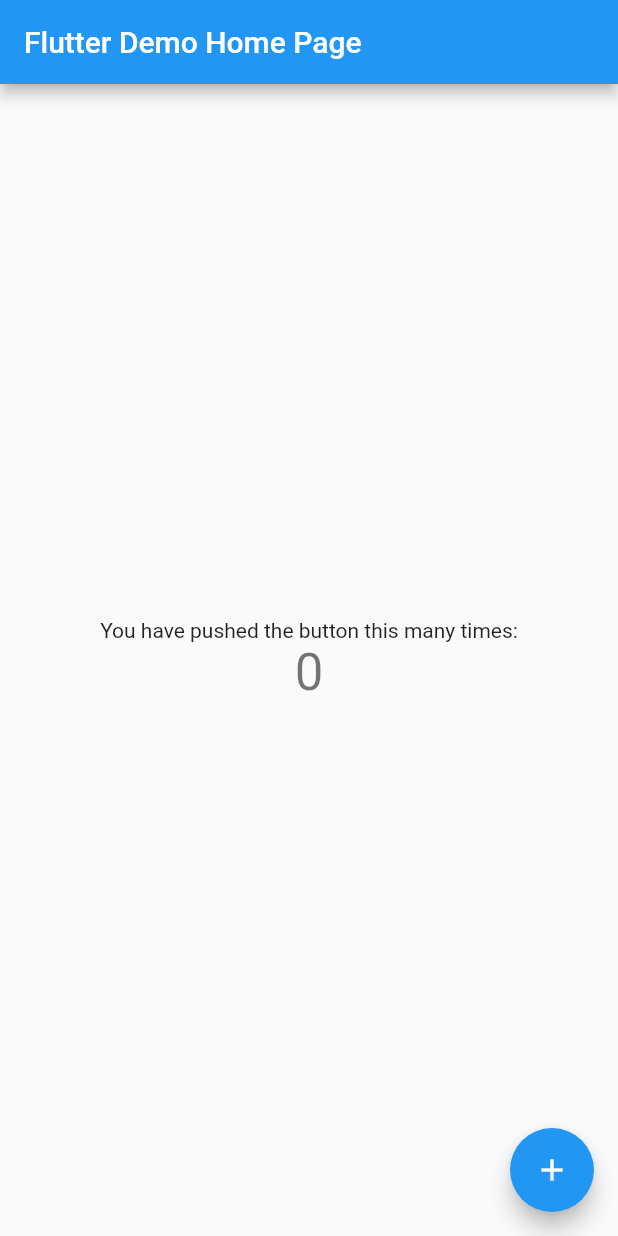
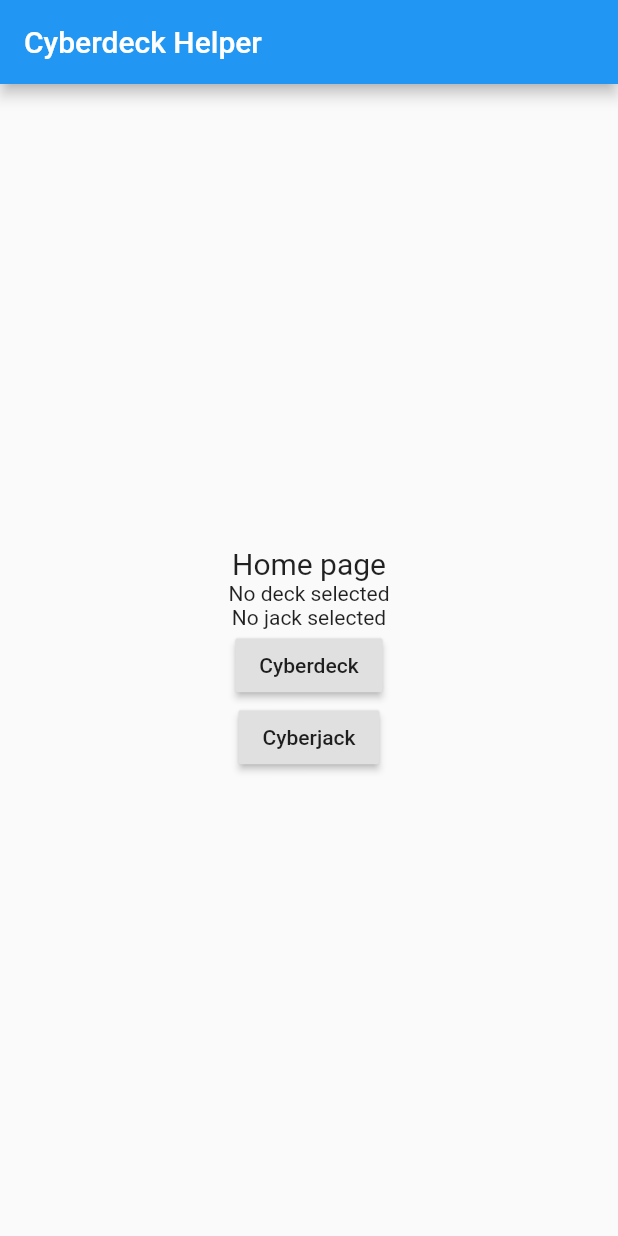
Before and after one commit to Celeo/cyberdeck-helper, a Flutter app: the screen it shows after launch, on a phone screen of 412 x 824 dp. Run offline on Flutter 3.47's test engine with Material 2 defaults, Android fonts, the phone set to English and light mode, and no system bars.

Commit message:
Selecting deck and jack

```diff
--- a/lib/main.dart
+++ b/lib/main.dart
@@ -1,111 +1,118 @@
 import 'package:flutter/material.dart';
 
-void main() => runApp(MyApp());
+void main() => runApp(App());
 
-class MyApp extends StatelessWidget {
-  // This widget is the root of your application.
+const appName = 'Cyberdeck Helper';
+
+class App extends StatelessWidget {
   @override
   Widget build(BuildContext context) {
     return MaterialApp(
-      title: 'Flutter Demo',
-      theme: ThemeData(
-        // This is the theme of your application.
-        //
-        // Try running your application with "flutter run". You'll see the
-        // application has a blue toolbar. Then, without quitting the app, try
-        // changing the primarySwatch below to Colors.green and then invoke
-        // "hot reload" (press "r" in the console where you ran "flutter run",
-        // or simply save your changes to "hot reload" in a Flutter IDE).
-        // Notice that the counter didn't reset back to zero; the application
-        // is not restarted.
-        primarySwatch: Colors.blue,
-      ),
-      home: MyHomePage(title: 'Flutter Demo Home Page'),
+      title: appName,
+      theme: ThemeData(primarySwatch: Colors.blue),
+      home: HomePage(),
     );
   }
 }
 
-class MyHomePage extends StatefulWidget {
-  MyHomePage({Key key, this.title}) : super(key: key);
-
-  // This widget is the home page of your application. It is stateful, meaning
-  // that it has a State object (defined below) that contains fields that affect
-  // how it looks.
-
-  // This class is the configuration for the state. It holds the values (in this
-  // case the title) provided by the parent (in this case the App widget) and
-  // used by the build method of the State. Fields in a Widget subclass are
-  // always marked "final".
-
-  final String title;
-
-  @override
-  _MyHomePageState createState() => _MyHomePageState();
-}
-
-class _MyHomePageState extends State<MyHomePage> {
-  int _counter = 0;
-
-  void _incrementCounter() {
-    setState(() {
-      // This call to setState tells the Flutter framework that something has
-      // changed in this State, which causes it to rerun the build method below
-      // so that the display can reflect the updated values. If we changed
-      // _counter without calling setState(), then the build method would not be
-      // called again, and so nothing would appear to happen.
-      _counter++;
-    });
-  }
+class HomePageState extends State<HomePage> {
+  var _cyberdeck = 'No deck selected';
+  var _cyberjack = 'No jack selected';
 
   @override
   Widget build(BuildContext context) {
-    // This method is rerun every time setState is called, for instance as done
-    // by the _incrementCounter method above.
-    //
-    // The Flutter framework has been optimized to make rerunning build methods
-    // fast, so that you can just rebuild anything that needs updating rather
-    // than having to individually change instances of widgets.
     return Scaffold(
-      appBar: AppBar(
-        // Here we take the value from the MyHomePage object that was created by
-        // the App.build method, and use it to set our appbar title.
-        title: Text(widget.title),
-      ),
+      appBar: AppBar(title: Text(appName)),
       body: Center(
-        // Center is a layout widget. It takes a single child and positions it
-        // in the middle of the parent.
         child: Column(
-          // Column is also layout widget. It takes a list of children and
-          // arranges them vertically. By default, it sizes itself to fit its
-          // children horizontally, and tries to be as tall as its parent.
-          //
-          // Invoke "debug painting" (press "p" in the console, choose the
-          // "Toggle Debug Paint" action from the Flutter Inspector in Android
-          // Studio, or the "Toggle Debug Paint" command in Visual Studio Code)
-          // to see the wireframe for each widget.
-          //
-          // Column has various properties to control how it sizes itself and
-          // how it positions its children. Here we use mainAxisAlignment to
-          // center the children vertically; the main axis here is the vertical
-          // axis because Columns are vertical (the cross axis would be
-          // horizontal).
           mainAxisAlignment: MainAxisAlignment.center,
           children: <Widget>[
             Text(
-              'You have pushed the button this many times:',
+              'Home page',
+              style: TextStyle(fontSize: 20.0),
             ),
-            Text(
-              '$_counter',
-              style: Theme.of(context).textTheme.display1,
+            Text(_cyberdeck),
+            Text(_cyberjack),
+            RaisedButton(
+              child: Text('Cyberdeck'),
+              onPressed: () async {
+                final result = await Navigator.push(
+                    context,
+                    MaterialPageRoute(
+                        builder: (context) => ViewDeckSelection()));
+                setState(() {
+                  if (result != null) {
+                    _cyberdeck = result;
+                  }
+                });
+              },
+            ),
+            RaisedButton(
+              child: Text('Cyberjack'),
+              onPressed: () async {
+                final result = await Navigator.push(
+                    context,
+                    MaterialPageRoute(
+                        builder: (context) => ViewJackSelection()));
+                setState(() {
+                  if (result != null) {
+                    _cyberjack = result;
+                  }
+                });
+              },
             ),
           ],
         ),
       ),
-      floatingActionButton: FloatingActionButton(
-        onPressed: _incrementCounter,
-        tooltip: 'Increment',
-        child: Icon(Icons.add),
-      ), // This trailing comma makes auto-formatting nicer for build methods.
     );
   }
 }
+
+class HomePage extends StatefulWidget {
+  @override
+  HomePageState createState() => HomePageState();
+}
+
+ListTile _makeSelectionTile(
+        BuildContext context, String title, String subtitle) =>
+    ListTile(
+      title: Text(title),
+      subtitle: Text(subtitle),
+      onTap: () {
+        Navigator.pop(context, title + ':' + subtitle);
+      },
+    );
+
+class ViewDeckSelection extends StatelessWidget {
+  @override
+  Widget build(BuildContext context) {
+    return Scaffold(
+      appBar: AppBar(title: Text('Select cyberdeck')),
+      body: ListView(children: <Widget>[
+        _makeSelectionTile(context, 'Erika MCD-6', 'A/S 4/3, 2 slots'),
+        _makeSelectionTile(context, 'Spinrad Falcon', 'A/S 5/4, 4 slots'),
+        _makeSelectionTile(context, 'MCT 360', 'A/S 6/5 6 slots'),
+        _makeSelectionTile(context, 'Reraku Kitsune', 'A/S 7/6, 8 slots'),
+        _makeSelectionTile(context, 'Shiawase Cyber-6', 'A/S 8/7, 10 slots'),
+        _makeSelectionTile(context, 'Fairlight Excalibur', 'A/S 9/8, 12 slots'),
+      ]),
+    );
+  }
+}
+
+class ViewJackSelection extends StatelessWidget {
+  @override
+  Widget build(BuildContext context) {
+    return Scaffold(
+      appBar: AppBar(title: Text('Select cyberjack')),
+      body: ListView(children: <Widget>[
+        _makeSelectionTile(context, 'Rating 1', 'D/F 4/3, +1 init'),
+        _makeSelectionTile(context, 'Rating 2', 'D/F 5/4, +1 init'),
+        _makeSelectionTile(context, 'Rating 3', 'D/F 6/5, +1 init'),
+        _makeSelectionTile(context, 'Rating 4', 'D/F 7/6, +2 init'),
+        _makeSelectionTile(context, 'Rating 5', 'D/F 8/7, +2 init'),
+        _makeSelectionTile(context, 'Rating 6', 'D/F 9/8, +2 init'),
+      ]),
+    );
+  }
+}
```
Also changed, not shown: 2 other files.
